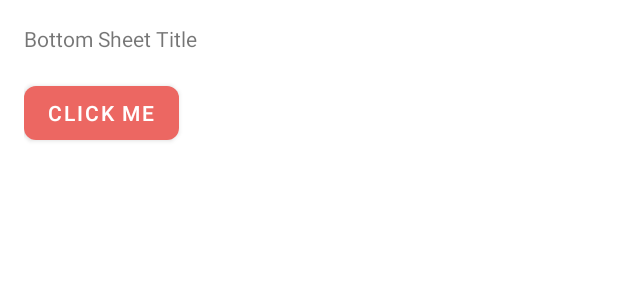
After one commit to hjinlucas/FeedYourself, an Android app: the layout bottom_sheet_content.xml on its own in the app's theme, with its tools: preview values and no code run, on a phone screen of 412 x 824 dp. The commit adds this screen. Shown: the top 300 px of the screen. Run offline under Robolectric (Android 15) with nearby library versions, the phone set to English and light mode, and no system bars.

Commit message:
3 dot clicking related operation added

```diff
--- /dev/null
+++ b/app/src/main/res/layout/bottom_sheet_content.xml
@@ -0,0 +1,24 @@
+<?xml version="1.0" encoding="utf-8"?>
+<LinearLayout xmlns:android="http://schemas.android.com/apk/res/android"
+    xmlns:app="http://schemas.android.com/apk/res-auto"
+    android:layout_width="match_parent"
+    android:layout_height="wrap_content"
+    android:orientation="vertical"
+    android:padding="16dp">
+
+    <TextView
+        android:id="@+id/bottom_sheet_title"
+        android:layout_width="wrap_content"
+        android:layout_height="wrap_content"
+        android:text="Bottom Sheet Title"
+        android:layout_marginBottom="16dp"/>
+
+    <Button
+        android:id="@+id/bottom_sheet_button"
+        android:layout_width="wrap_content"
+        android:layout_height="wrap_content"
+        android:text="Click Me"
+        app:cornerRadius="8dp"
+        android:textColor="@color/white"/>
+
+</LinearLayout>
```
Also changed, not shown: app/build.gradle (+8 -0 lines), app/src/main/java/com/example/feedyourself/fragments/SelectRecipeFragment.java (+21 -8 lines).
